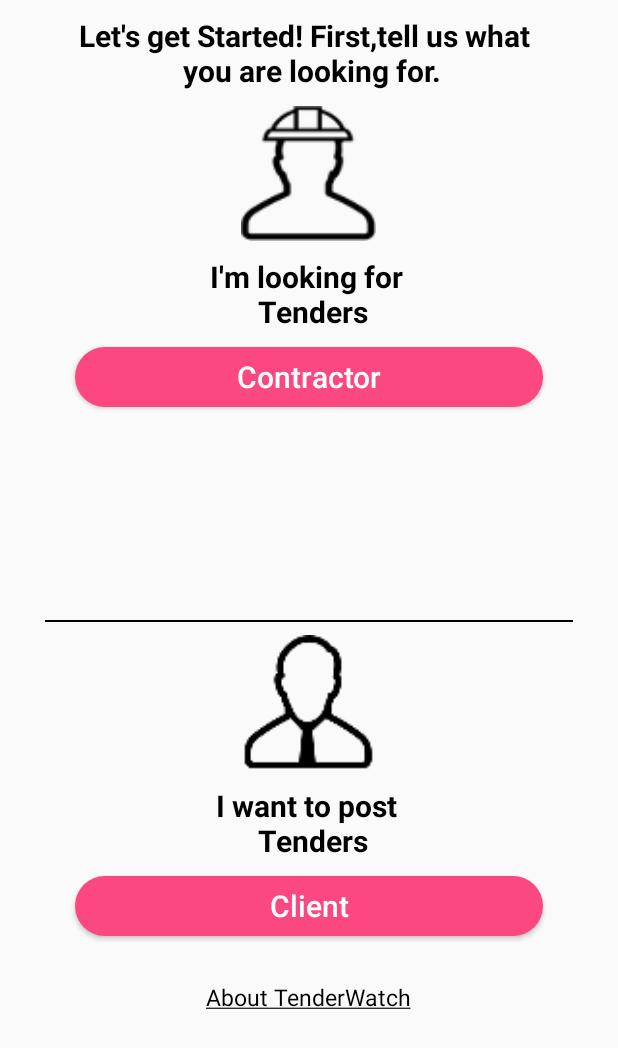
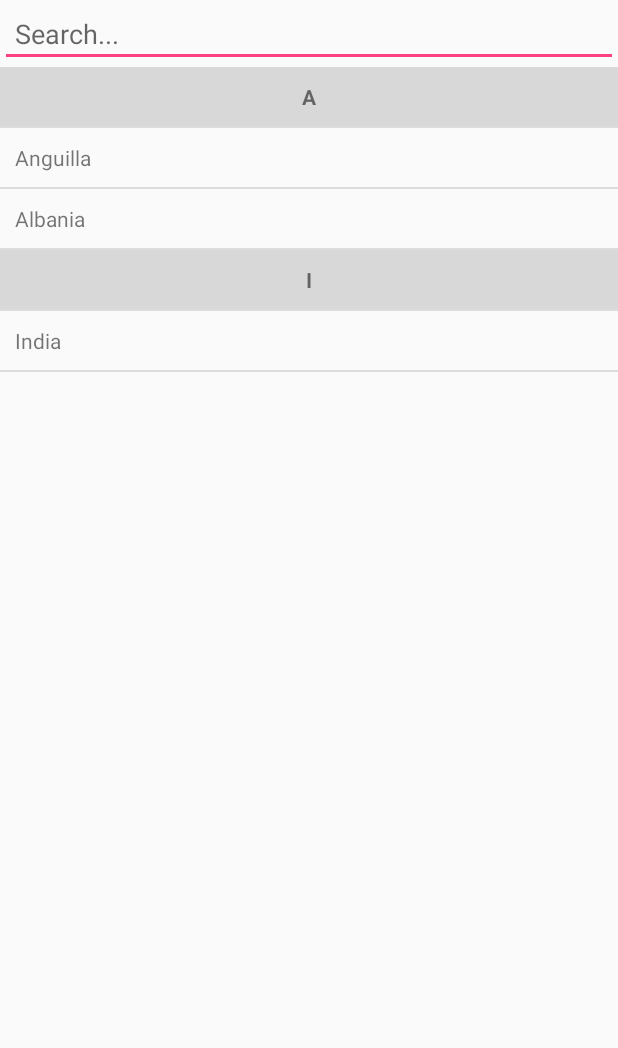
Before and after one commit to lanetteammonika/TendetWatch, an Android app: the screen it shows after launch (MainActivity before the commit, CountryList after it), on a phone screen of 412 x 824 dp. Shown: the top 1048 px of the screen. Run offline under Robolectric (Android 15) with nearby library versions, the light colour scheme and no system bars.

Commit message:
set section header in country list

```diff
--- /dev/null
+++ b/TenderWatch/app/src/main/java/com/tenderWatch/CountryList.java
@@ -0,0 +1,316 @@
+package com.tenderWatch;
+
+import android.content.Context;
+import android.content.ContextWrapper;
+import android.content.Intent;
+import android.os.Build;
+import android.support.annotation.RequiresApi;
+import android.support.v7.app.AppCompatActivity;
+import android.os.Bundle;
+import android.text.Editable;
+import android.text.TextWatcher;
+import android.util.Log;
+import android.view.LayoutInflater;
+import android.view.View;
+import android.view.ViewGroup;
+import android.widget.BaseAdapter;
+import android.widget.EditText;
+import android.widget.Filter;
+import android.widget.ListView;
+import android.widget.TextView;
+
+import com.tenderWatch.Models.GetCountry;
+import com.tenderWatch.Models.LoginPost;
+import com.tenderWatch.Retrofit.Api;
+import com.tenderWatch.Retrofit.ApiUtils;
+import com.tenderWatch.Validation.Validation;
+
+import org.json.JSONArray;
+import org.json.JSONException;
+import org.json.JSONObject;
+
+import java.util.ArrayList;
+import java.util.Locale;
+
+import retrofit2.Call;
+import retrofit2.Callback;
+import retrofit2.Response;
+
+public class CountryList extends AppCompatActivity {
+
+    private ListView lvCountry;
+    private EditText edtSearch;
+    private static final String TAG = CountryList.class.getSimpleName();
+    private Api mAPIService;
+
+
+    //ArrayList list;
+    public static final String JSON_STRING = "{\"employee\":{\"name\":\"Sachin\",\"salary\":56000}}";
+
+    @RequiresApi(api = Build.VERSION_CODES.KITKAT)
+    @Override
+    protected void onCreate(Bundle savedInstanceState) {
+        super.onCreate(savedInstanceState);
+        setContentView(R.layout.activity_country_list);
+
+        edtSearch = (EditText) findViewById(R.id.edtSearch);
+        lvCountry = (ListView) findViewById(R.id.lvCountry);
+        mAPIService = ApiUtils.getAPIService();
+        //Call<List<GetCountry>> call =  mAPIService.getCountryData();
+        //
+        mAPIService.getCountryData().enqueue(new Callback<ArrayList<GetCountry>>() {
+            @Override
+            public void onResponse(Call<ArrayList<GetCountry>> call, Response<ArrayList<GetCountry>> response) {
+                Log.i("array-------", response.body().get(0).getCountryName().toString());
+
+            }
+
+            @Override
+            public void onFailure(Call<ArrayList<GetCountry>> call, Throwable t) {
+                Log.i(TAG, "post submitted to API.");
+
+            }
+        });
+        String jsonString = "{\"Array\":  [{\"name\":\"Anguilla\"},{\"name\":\"Albania\"},{\"name\":\"India\"}]}";
+        ArrayList<Item> countryList = new ArrayList<CountryList.Item>();
+
+        try {
+            JSONObject object = new JSONObject(jsonString);
+            JSONArray array = object.getJSONArray("Array");
+            //JSONObject obj= new JSONObject();
+
+            ArrayList<String> list = new ArrayList<String>();
+            ArrayList<Item> alpha = new ArrayList<CountryList.Item>();
+
+            for (int n = 0; n < array.length(); n++) {
+                JSONObject obj = array.getJSONObject(n);
+                String name = obj.getString("name");
+                String value = String.valueOf(name.charAt(0));
+
+                if (!list.contains(value)) {
+                    list.add(value);
+                    Log.i("array-------", String.valueOf(list));
+                    //  alpha.add(value);
+                    alpha.add(new SectionItem(value));
+                    //set Country Header (Like:-A,B,C,...)
+                    countryList.add(new SectionItem(value));
+                    //set Country Name
+                    countryList.add(new EntryItem(name));
+
+                    //Log.i("array section-------",alpha.get(n).getTitle());
+
+                } else {
+                    //set Country Name
+                    countryList.add(new EntryItem(name));
+                }
+
+            }
+
+
+        } catch (JSONException e) {
+            e.printStackTrace();
+        }
+
+
+        // set adapter
+        final CountryAdapter adapter = new CountryAdapter(this, countryList);
+        lvCountry.setAdapter(adapter);
+        lvCountry.setTextFilterEnabled(true);
+
+        // filter on text change
+        edtSearch.addTextChangedListener(new TextWatcher() {
+
+            @Override
+            public void onTextChanged(CharSequence s, int start, int before, int count) {
+                if (adapter != null)
+                    adapter.getFilter().filter(s.toString());
+            }
+
+            @Override
+            public void afterTextChanged(Editable s) {
+
+            }
+
+            @Override
+            public void beforeTextChanged(CharSequence s, int start, int count, int after) {
+            }
+
+
+        });
+    }
+
+    /**
+     * row item
+     */
+    public interface Item {
+        boolean isSection();
+
+        String getTitle();
+    }
+
+    /**
+     * Section Item
+     */
+    public class SectionItem implements Item {
+        private final String title;
+
+        public SectionItem(String title) {
+            this.title = title;
+        }
+
+        public String getTitle() {
+            return title;
+        }
+
+
+        @Override
+        public boolean isSection() {
+            return true;
+        }
+    }
+
+    public class SectionChar implements Item {
+        private final char alphabet;
+
+        public SectionChar(char title) {
+            this.alphabet = title;
+        }
+
+        public char getAlphabet() {
+            return alphabet;
+        }
+
+        @Override
+        public boolean isSection() {
+            return true;
+        }
+
+        @Override
+        public String getTitle() {
+            return null;
+        }
+
+
+    }
+
+    /**
+     * Entry Item
+     */
+    public class EntryItem implements Item {
+        public final String title;
+
+        public EntryItem(String title) {
+            this.title = title;
+        }
+
+        public String getTitle() {
+            return title;
+        }
+
+        @Override
+        public boolean isSection() {
+            return false;
+        }
+    }
+
+    /**
+     * Adapter
+     */
+    public class CountryAdapter extends BaseAdapter {
+        private Context context;
+        private ArrayList<Item> item;
+        private ArrayList<Item> originalItem;
+
+
+        public CountryAdapter(Context context, ArrayList<Item> item) {
+            this.context = context;
+            this.item = item;
+            //this.originalItem = item;
+        }
+
+        @Override
+        public int getCount() {
+            return item.size();
+        }
+
+        @Override
+        public Object getItem(int position) {
+            return item.get(position);
+        }
+
+        @Override
+        public long getItemId(int position) {
+            return position;
+        }
+
+        @Override
+        public View getView(int position, View convertView, ViewGroup parent) {
+            LayoutInflater inflater = (LayoutInflater) context.getSystemService(Context.LAYOUT_INFLATER_SERVICE);
+            if (item.get(position).isSection()) {
+                // if section header
+                convertView = inflater.inflate(R.layout.layout_section, parent, false);
+                TextView tvSectionTitle = convertView.findViewById(R.id.tvSectionTitle);
+                tvSectionTitle.setText(item.get(position).getTitle());
+            } else {
+                // if item
+                convertView = inflater.inflate(R.layout.layout_item, parent, false);
+                TextView tvItemTitle = convertView.findViewById(R.id.tvItemTitle);
+                tvItemTitle.setText(item.get(position).getTitle());
+            }
+
+            return convertView;
+        }
+
+        /**
+         * Filter
+         */
+        public Filter getFilter() {
+            Filter filter = new Filter() {
+
+                @SuppressWarnings("unchecked")
+                @Override
+                protected void publishResults(CharSequence constraint, FilterResults results) {
+
+                    item = (ArrayList<Item>) results.values;
+                    notifyDataSetChanged();
+                }
+
+                @SuppressWarnings("null")
+                @Override
+                protected FilterResults performFiltering(CharSequence constraint) {
+
+                    FilterResults results = new FilterResults();
+                    ArrayList<Item> filteredArrayList = new ArrayList<Item>();
+
+
+                    if (originalItem == null || originalItem.size() == 0) {
+                        originalItem = new ArrayList<Item>(item);
+                    }
+
+                    /*
+                     * if constraint is null then return original value
+                     * else return filtered value
+                     */
+                    if (constraint == null && constraint.length() == 0) {
+                        results.count = originalItem.size();
+                        results.values = originalItem;
+                    } else {
+                        constraint = constraint.toString().toLowerCase(Locale.ENGLISH);
+                        for (int i = 0; i < originalItem.size(); i++) {
+                            String title = originalItem.get(i).getTitle().toLowerCase(Locale.ENGLISH);
+                            if (title.startsWith(constraint.toString())) {
+                                filteredArrayList.add(originalItem.get(i));
+                            }
+                        }
+                        results.count = filteredArrayList.size();
+                        results.values = filteredArrayList;
+                    }
+
+                    return results;
+                }
+            };
+
+            return filter;
+        }
+    }
+}
--- a/TenderWatch/app/src/main/java/com/tenderWatch/Retrofit/Api.java
+++ b/TenderWatch/app/src/main/java/com/tenderWatch/Retrofit/Api.java
@@ -4,11 +4,19 @@ package com.tenderWatch.Retrofit;
  * Created by lcom48 on 25/11/17.
  */
 
+import com.tenderWatch.Models.GetCountry;
 import com.tenderWatch.Models.LoginPost;
+
+import org.json.JSONArray;
+import org.json.JSONObject;
+
+import java.util.ArrayList;
+import java.util.List;
 
 import retrofit2.Call;
 import retrofit2.http.Field;
 import retrofit2.http.FormUrlEncoded;
+import retrofit2.http.GET;
 import retrofit2.http.POST;
 //let parameters: Parameters = [“email” : self.txfEmail.text!,
 //        “password” : self.txfPassword.text!,
@@ -52,4 +60,6 @@ public interface Api {
     @FormUrlEncoded
     Call<LoginPost> forgotPassword(@Field("email") String email,
                              @Field("role") String role);
+    @GET("auth/country")
+    Call<ArrayList<GetCountry>> getCountryData();
 }
--- /dev/null
+++ b/TenderWatch/app/src/main/res/layout/activity_country_list.xml
@@ -0,0 +1,21 @@
+<LinearLayout xmlns:android="http://schemas.android.com/apk/res/android"
+    xmlns:tools="http://schemas.android.com/tools"
+    android:layout_width="match_parent"
+    android:layout_height="match_parent"
+    android:orientation="vertical" >
+
+    <EditText
+        android:id="@+id/edtSearch"
+        android:layout_width="match_parent"
+        android:layout_height="wrap_content"
+        android:gravity="center_vertical"
+        android:hint="Search..."
+        android:padding="10dp" />
+
+    <ListView
+        android:id="@+id/lvCountry"
+        android:layout_width="match_parent"
+        android:layout_height="match_parent" >
+    </ListView>
+
+</LinearLayout>
--- a/TenderWatch/app/src/main/res/layout/activity_main.xml
+++ b/TenderWatch/app/src/main/res/layout/activity_main.xml
@@ -7,61 +7,6 @@
     android:orientation="vertical"
     android:layout_weight="1"
     tools:context="com.example.lcom48.tenderWatch.MainActivity">
-
-    <LinearLayout
-        android:layout_width="match_parent"
-        android:layout_height="0dp"
-        android:orientation="vertical"
-        android:layout_gravity="center"
-        android:layout_weight="0.5"
-        android:gravity="center|top"
-        android:layout_marginTop="@dimen/value_10"
-        >
-
-        <TextView
-            android:layout_width="wrap_content"
-            android:layout_height="wrap_content"
-            android:text="Let's get Started! First,tell us what \n you are looking for."
-            android:textAlignment="center"
-            android:textColor="@color/colorBlack"
-            android:textSize="@dimen/text_20"
-            android:layout_gravity="top|center_horizontal"
-            android:textStyle="bold"
-            />
-        <ImageView
-            android:layout_width="90dp"
-            android:layout_height="90dp"
-            android:src="@drawable/mainscreen_3x"
-            android:layout_gravity="center"
-            android:layout_marginTop="10dp"
-            />
-        <TextView
-            android:layout_width="wrap_content"
-            android:layout_height="wrap_content"
-            android:text="I'm looking for \n Tenders"
-            android:textAlignment="center"
-            android:textColor="@color/colorBlack"
-            android:textSize="@dimen/text_20"
-            android:layout_gravity="top|center_horizontal"
-            android:layout_marginTop="10dp"
-            android:layout_marginBottom="10dp"
-            android:textStyle="bold"
-            />
-        <Button
-            android:id="@+id/btn_contractor"
-            android:layout_width="match_parent"
-            android:layout_height="40dp"
-            android:background="@drawable/button"
-            android:layout_gravity="center"
-            android:text="Contractor"
-            android:textSize="20sp"
-            android:textAllCaps="false"
-            android:textColor="@color/colorWhite"
-            android:layout_marginLeft="50dp"
-            android:layout_marginRight="50dp"
-            android:layout_marginBottom="15dp"
-            />
-    </LinearLayout>
 
     <View
         android:layout_width="fill_parent"
@@ -75,56 +20,107 @@
     <LinearLayout
         android:layout_width="match_parent"
         android:layout_height="0dp"
-        android:orientation="vertical"
+        android:layout_gravity="center"
+        android:layout_marginTop="@dimen/value_10"
+        android:layout_weight="0.5"
         android:gravity="center|top"
-        android:layout_weight="0.5">
+        android:orientation="vertical">
+
+        <TextView
+            android:layout_width="wrap_content"
+            android:layout_height="wrap_content"
+            android:layout_gravity="top|center_horizontal"
+            android:text="Let's get Started! First,tell us what \n you are looking for."
+            android:textAlignment="center"
+            android:textColor="@color/colorBlack"
+            android:textSize="@dimen/text_20"
+            android:textStyle="bold" />
 
         <ImageView
             android:layout_width="90dp"
             android:layout_height="90dp"
-            android:src="@drawable/lookingfor_3x"
             android:layout_gravity="center"
-            android:layout_marginTop="3dp"
-            />
+            android:layout_marginTop="10dp"
+            android:src="@drawable/mainscreen_3x" />
+
         <TextView
             android:layout_width="wrap_content"
             android:layout_height="wrap_content"
+            android:layout_gravity="top|center_horizontal"
+            android:layout_marginBottom="10dp"
+            android:layout_marginTop="10dp"
+            android:text="I'm looking for \n Tenders"
+            android:textAlignment="center"
+            android:textColor="@color/colorBlack"
+            android:textSize="@dimen/text_20"
+            android:textStyle="bold" />
+
+        <Button
+            android:id="@+id/btn_contractor"
+            android:layout_width="match_parent"
+            android:layout_height="40dp"
+            android:layout_gravity="center"
+            android:layout_marginBottom="15dp"
+            android:layout_marginLeft="50dp"
+            android:layout_marginRight="50dp"
+            android:background="@drawable/button"
+            android:text="Contractor"
+            android:textAllCaps="false"
+            android:textColor="@color/colorWhite"
+            android:textSize="20sp" />
+    </LinearLayout>
+
+    <LinearLayout
+        android:layout_width="match_parent"
+        android:layout_height="0dp"
+        android:layout_weight="0.5"
+        android:gravity="center|top"
+        android:orientation="vertical">
+
+        <Button
+            android:id="@+id/btn_client"
+            android:layout_width="match_parent"
+            android:layout_height="40dp"
+            android:layout_gravity="center"
+            android:layout_marginBottom="10dp"
+            android:layout_marginLeft="50dp"
+            android:layout_marginRight="50dp"
+            android:background="@drawable/button"
+            android:text="Client"
+            android:textAllCaps="false"
+            android:textColor="@color/colorWhite"
+            android:textSize="20sp" />
+
+        <ImageView
+            android:layout_width="90dp"
+            android:layout_height="90dp"
+            android:layout_gravity="center"
+            android:layout_marginTop="3dp"
+            android:src="@drawable/lookingfor_3x" />
+
+        <TextView
+            android:layout_width="wrap_content"
+            android:layout_height="wrap_content"
+            android:layout_gravity="top|center_horizontal"
+            android:layout_marginBottom="10dp"
+            android:layout_marginTop="10dp"
             android:text="I want to post \n Tenders"
             android:textAlignment="center"
             android:textColor="@color/colorBlack"
             android:textSize="@dimen/text_20"
-            android:layout_gravity="top|center_horizontal"
-            android:layout_marginTop="10dp"
-            android:layout_marginBottom="10dp"
-            android:textStyle="bold"
-            />
-        <Button
-            android:id="@+id/btn_client"
-            android:layout_width="match_parent"
-            android:layout_height="40dp"
-            android:background="@drawable/button"
-            android:layout_gravity="center"
-            android:text="Client"
-            android:textSize="20sp"
-            android:textAllCaps="false"
-            android:textColor="@color/colorWhite"
-            android:layout_marginLeft="50dp"
-            android:layout_marginRight="50dp"
-            android:layout_marginBottom="10dp"
-            />
+            android:textStyle="bold" />
 
         <TextView
             android:id="@+id/aboutapp"
             android:layout_width="wrap_content"
             android:layout_height="wrap_content"
+            android:layout_gravity="top|center_horizontal"
+            android:layout_marginBottom="2dp"
+            android:layout_marginTop="20dp"
             android:text="@string/about_app"
             android:textAlignment="center"
             android:textColor="@color/colorBlack"
-            android:textSize="15sp"
-            android:layout_gravity="top|center_horizontal"
-            android:layout_marginTop="20dp"
-            android:layout_marginBottom="2dp"
-            />
+            android:textSize="15sp" />
     </LinearLayout>
 
 </LinearLayout>
--- /dev/null
+++ b/TenderWatch/app/src/main/res/layout/layout_item.xml
@@ -0,0 +1,15 @@
+<?xml version="1.0" encoding="utf-8"?>
+<LinearLayout xmlns:android="http://schemas.android.com/apk/res/android"
+    android:layout_width="match_parent"
+    android:layout_height="match_parent"
+    android:orientation="vertical" >
+
+
+    <TextView
+        android:id="@+id/tvItemTitle"
+        android:layout_width="wrap_content"
+        android:layout_height="wrap_content"
+        android:padding="10dp"
+        android:text="Item" />
+
+</LinearLayout>
--- /dev/null
+++ b/TenderWatch/app/src/main/res/layout/layout_section.xml
@@ -0,0 +1,17 @@
+<?xml version="1.0" encoding="utf-8"?>
+<LinearLayout xmlns:android="http://schemas.android.com/apk/res/android"
+    android:layout_width="match_parent"
+    android:layout_height="match_parent"
+    android:background="#D8D8D8"
+    android:orientation="vertical" >
+
+    <TextView
+        android:id="@+id/tvSectionTitle"
+        android:layout_width="wrap_content"
+        android:layout_height="wrap_content"
+        android:layout_gravity="center_horizontal"
+        android:padding="10dp"
+        android:text="Section"
+        android:textStyle="bold" />
+
+</LinearLayout>
```
Also changed, not shown: TenderWatch/app/src/main/AndroidManifest.xml (+11 -8 lines), TenderWatch/app/src/main/java/com/tenderWatch/Models/GetCountry.java (added, +101 -0 lines).
